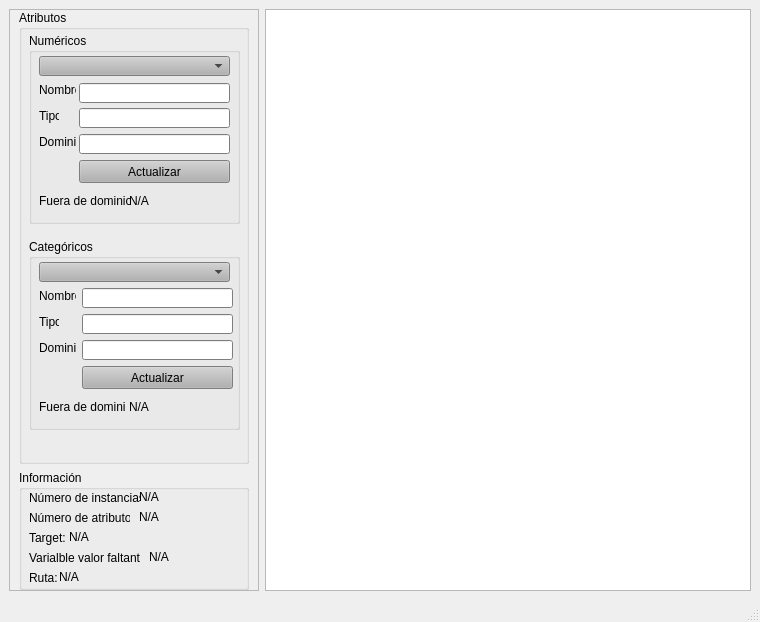
Qt form main_window_ui.ui (AdrianPrietoLozano/proyecto_mineria) before a commit.
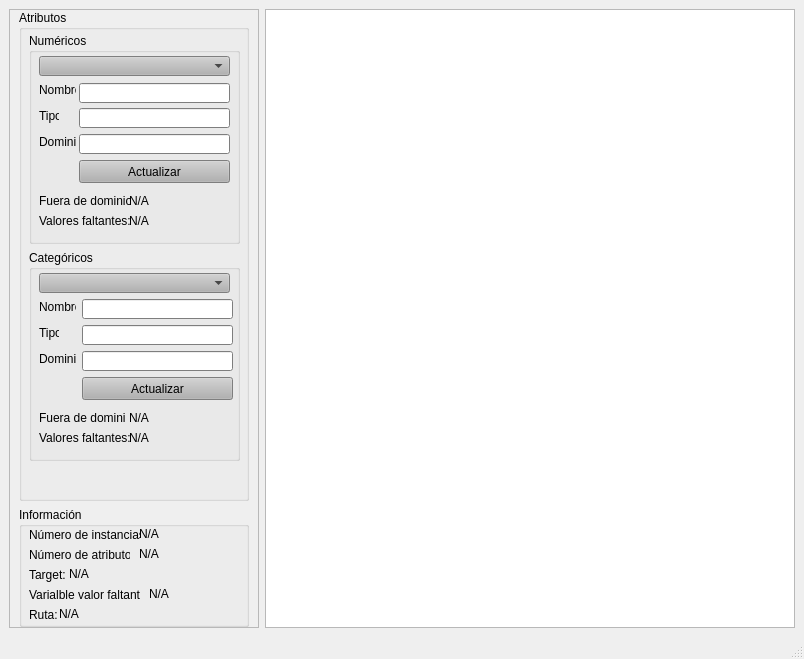
The same form after that commit.

Commit message: Se muestran el numero de valores faltantes y su porcentaje

The edit to the form file:
```diff
--- a/main_window_ui.ui
+++ b/main_window_ui.ui
@@ -6,10 +6,16 @@
    <rect>
     <x>0</x>
     <y>0</y>
-    <width>760</width>
-    <height>622</height>
+    <width>804</width>
+    <height>659</height>
    </rect>
   </property>
+  <property name="sizePolicy">
+   <sizepolicy hsizetype="Preferred" vsizetype="Preferred">
+    <horstretch>0</horstretch>
+    <verstretch>0</verstretch>
+   </sizepolicy>
+  </property>
   <property name="windowTitle">
    <string>MainWindow</string>
   </property>
@@ -507,7 +513,7 @@
             <x>10</x>
             <y>23</y>
             <width>211</width>
-            <height>191</height>
+            <height>211</height>
            </rect>
           </property>
           <property name="sizePolicy">
@@ -637,14 +643,40 @@
             <string>N/A</string>
            </property>
           </widget>
+          <widget class="QLabel" name="labelValoresFaltantesNumericos">
+           <property name="geometry">
+            <rect>
+             <x>100</x>
+             <y>180</y>
+             <width>91</width>
+             <height>16</height>
+            </rect>
+           </property>
+           <property name="text">
+            <string>N/A</string>
+           </property>
+          </widget>
+          <widget class="QLabel" name="label_14">
+           <property name="geometry">
+            <rect>
+             <x>10</x>
+             <y>180</y>
+             <width>91</width>
+             <height>16</height>
+            </rect>
+           </property>
+           <property name="text">
+            <string>Valores faltantes:</string>
+           </property>
+          </widget>
          </widget>
          <widget class="QGroupBox" name="groupBoxCategoricos">
           <property name="geometry">
            <rect>
             <x>10</x>
-            <y>229</y>
+            <y>240</y>
             <width>211</width>
-            <height>191</height>
+            <height>211</height>
            </rect>
           </property>
           <property name="sizePolicy">
@@ -774,6 +806,32 @@
             <string>N/A</string>
            </property>
           </widget>
+          <widget class="QLabel" name="label_15">
+           <property name="geometry">
+            <rect>
+             <x>10</x>
+             <y>180</y>
+             <width>91</width>
+             <height>16</height>
+            </rect>
+           </property>
+           <property name="text">
+            <string>Valores faltantes:</string>
+           </property>
+          </widget>
+          <widget class="QLabel" name="labelValoresFaltantesCategoricos">
+           <property name="geometry">
+            <rect>
+             <x>100</x>
+             <y>180</y>
+             <width>91</width>
+             <height>16</height>
+            </rect>
+           </property>
+           <property name="text">
+            <string>N/A</string>
+           </property>
+          </widget>
          </widget>
          <zorder>groupBoxCategoricos</zorder>
          <zorder>groupBoxNumericos</zorder>
```
Left out of the diff: 2 changed lines with no effect on the pictures. The commit also changes 5 other files.
